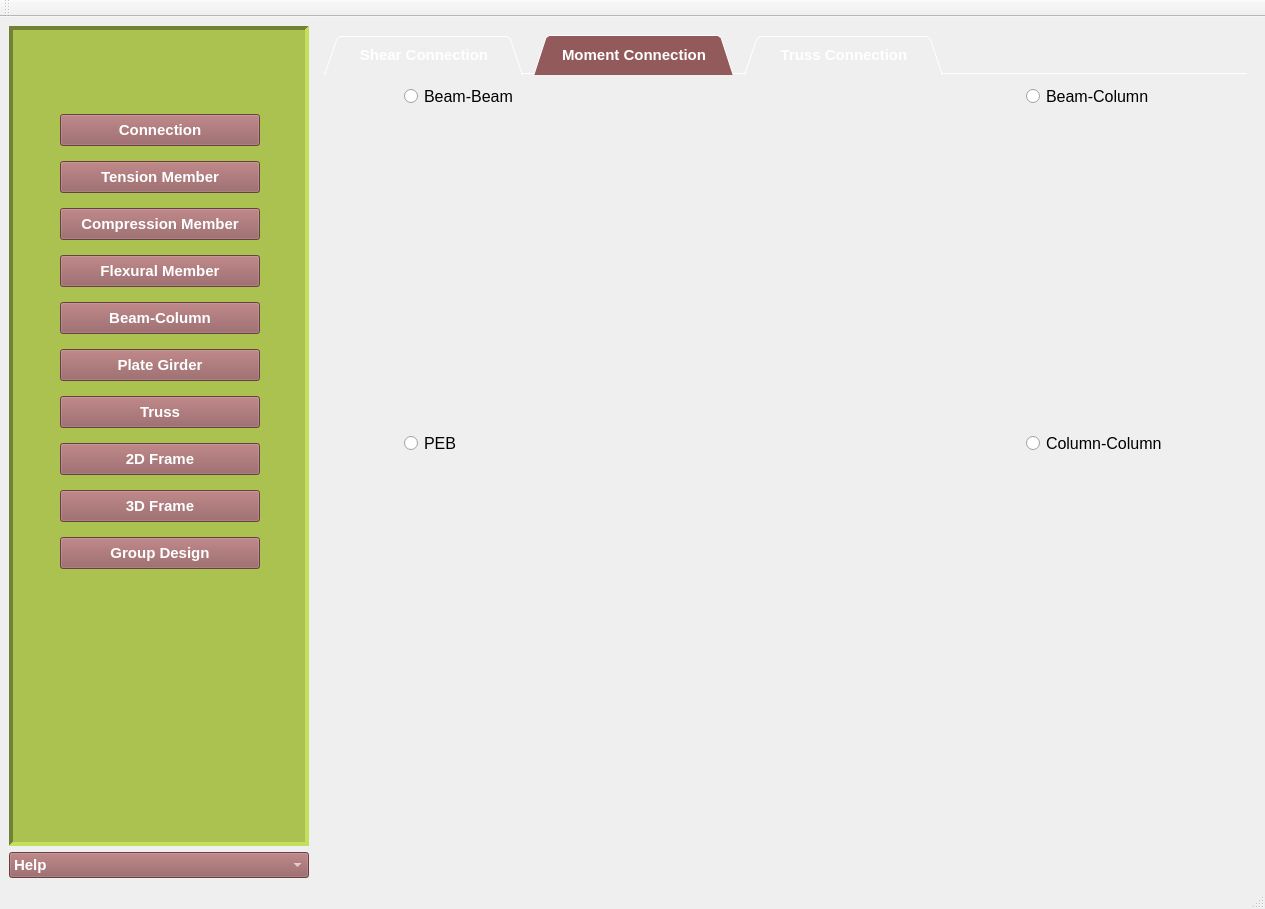
Above: OsdagMainPage.ui from GreatDevelopers/osdag-core before the change. Below: the same form after it.
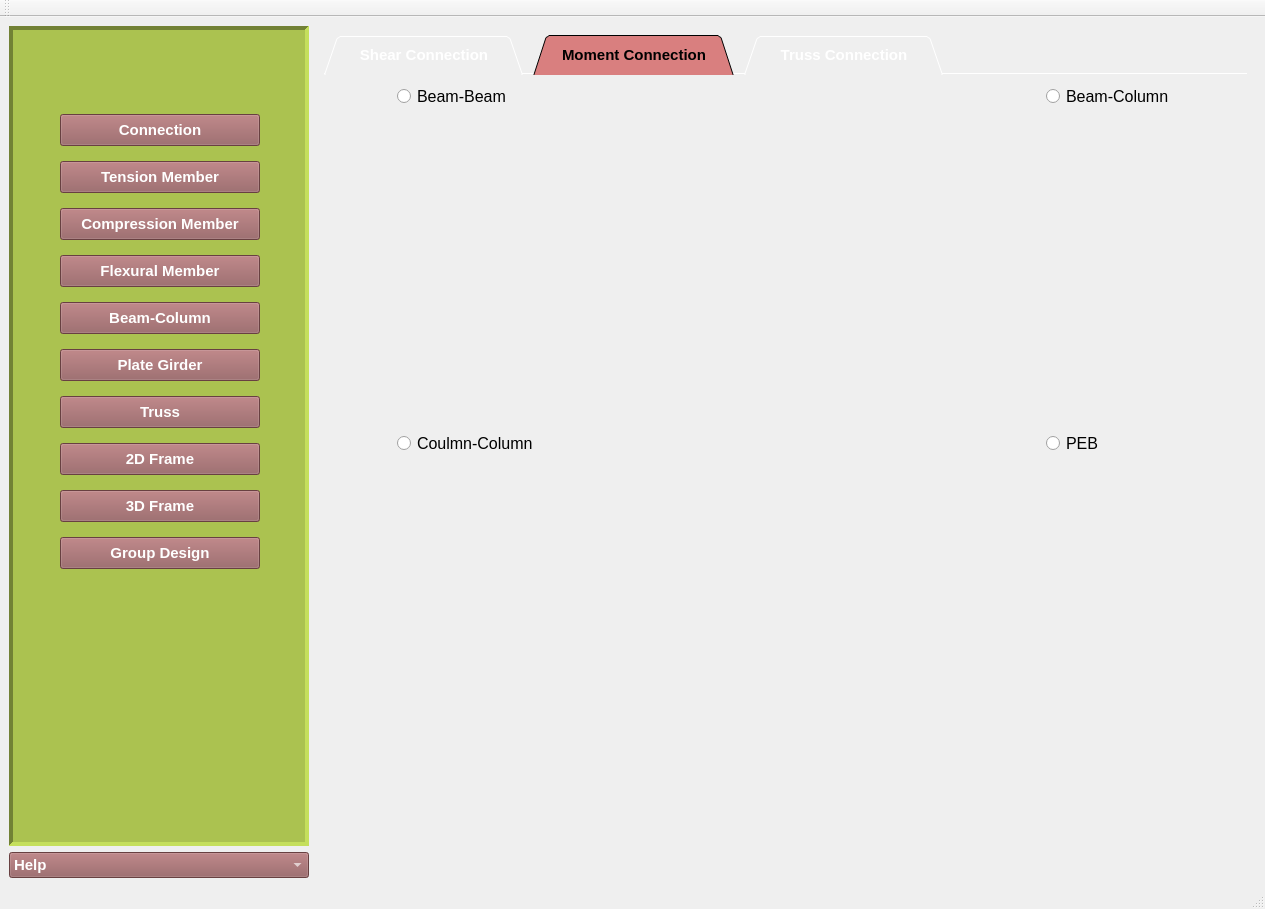
That is the form after the change. The open tabs and pages were chosen to show the change. Icons and pictures are not drawn.

Commit message: Feat: add color to selected tab

What changed in the file:
```diff
--- a/OsdagMainPage.ui
+++ b/OsdagMainPage.ui
@@ -638,8 +638,13 @@
            <string notr="true">QTabBar::tab {
     margin-right: 10;
  }
-QTabBar::tab::hover
-{
+
+QTabBar::tab::selected{
+	background-color: #d97f7f;
+   color:#000000 ;
+}
+
+QTabBar::tab::hover{
    background-color: #d97f7f;
    color:#000000 ;
 }
@@ -650,6 +655,7 @@
 background-color: #925a5b;
 color:#ffffff;
 }
+
 QTabBar::tab{
 border-top-left-radius: 2px ;
 border-top-right-radius: 2px ;
@@ -1214,7 +1220,7 @@
              </spacer>
             </item>
             <item row="3" column="4">
-             <widget class="QRadioButton" name="rdbtn_peb">
+             <widget class="QRadioButton" name="rdbtn_colcol">
               <property name="font">
                <font>
                 <family>Arial</family>
@@ -1225,7 +1231,7 @@
                <enum>Qt::LeftToRight</enum>
               </property>
               <property name="text">
-               <string>PEB</string>
+               <string>Coulmn-Column</string>
               </property>
              </widget>
             </item>
@@ -1243,7 +1249,7 @@
              </spacer>
             </item>
             <item row="3" column="1">
-             <widget class="QRadioButton" name="rdbtn_colcol">
+             <widget class="QRadioButton" name="rdbtn_peb">
               <property name="font">
                <font>
                 <family>Arial</family>
@@ -1254,7 +1260,7 @@
                <enum>Qt::LeftToRight</enum>
               </property>
               <property name="text">
-               <string>Column-Column</string>
+               <string>PEB</string>
               </property>
              </widget>
             </item>
```
Left out of the diff: 2 changed lines with no effect on the pictures. The commit also changes 1 other file.
